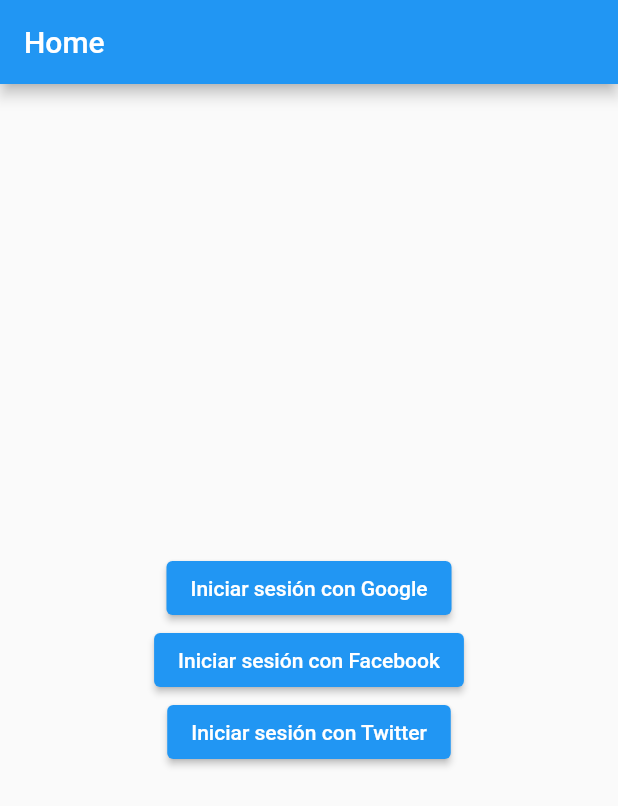
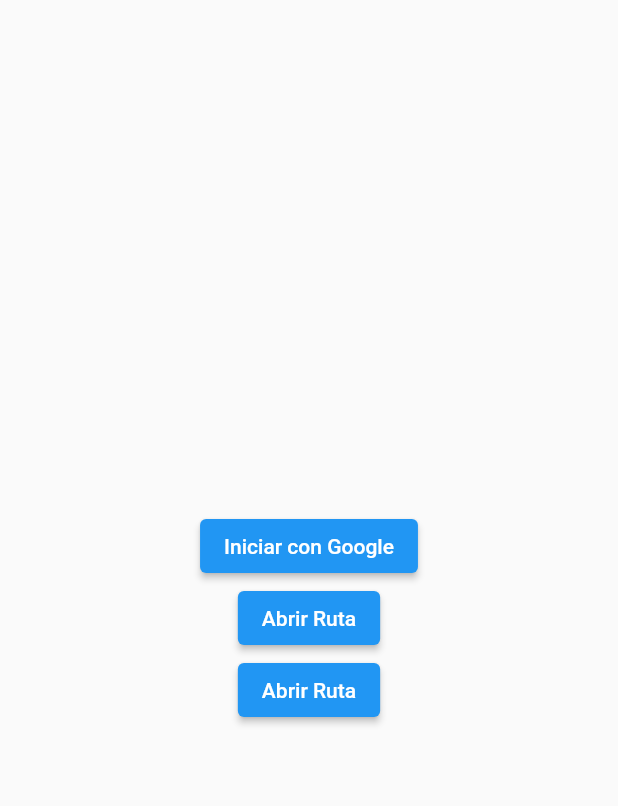
Before and after one commit to IsabelGallego/Autenticacion, a Flutter app: the screen it shows after launch, on a phone screen of 412 x 824 dp. Shown: the top 806 px of the screen. Run offline on Flutter 3.47's test engine with Material 2 defaults, Android fonts, the phone set to English and light mode, and no system bars; our stand-ins replace firebase_auth, firebase_core, google_sign_in; accounts and stored records are empty.

Commit message:
login google

```diff
--- a/lib/main.dart
+++ b/lib/main.dart
@@ -1,103 +1,67 @@
 import 'package:flutter/material.dart';
+import 'package:autenticacion/services/firebase_service.dart';
+import 'package:autenticacion/home/home.dart';
 
-void main() => runApp(MyApp());
-
-class MyApp extends StatelessWidget {
-  @override
-  Widget build(BuildContext context) {
-    return MaterialApp(
-      title: 'Flutter Demo',
-      theme: ThemeData(
-        primarySwatch: Colors.blue,
-      ),
-      home: login(),
-    );
-  }
+void main() {
+  runApp(const MaterialApp(
+    title: 'Navigation Basics',
+    home: FirstRoute(),
+  ));
 }
 
-class login extends StatelessWidget {
+class FirstRoute extends StatelessWidget {
+  const FirstRoute({super.key});
+
   @override
   Widget build(BuildContext context) {
     return Scaffold(
-      appBar: AppBar(
-        title: Text('Home'),
-      ),
-      body: Center(
-        child: Column(
+        body: Column(
+      mainAxisAlignment: MainAxisAlignment.center,
+      crossAxisAlignment: CrossAxisAlignment.center,
+      children: [
+        Center(
+            child: FutureBuilder(
+          future: FirebaseService.firebaseIni(),
+          builder: (context, snapshot) {
+            if (snapshot.connectionState == ConnectionState.done) {
+              return Column(
                 mainAxisAlignment: MainAxisAlignment.center,
                 children: [
                   ElevatedButton(
+                      onPressed: () async {
+                        await FirebaseService.signInWithGoogle();
+                      },
+                      child: Text("Iniciar con Google"))
+                ],
+              );
+            } else {
+              return const CircularProgressIndicator();
+            }
+          },
+        )),
+        Center(
+          child: ElevatedButton(
+            child: const Text('Abrir Ruta'),
             onPressed: () {
               Navigator.push(
                 context,
-                  MaterialPageRoute(builder: (context) => Google()),
+                MaterialPageRoute(builder: (context) => const HomeScreen()),
               );
             },
-              child: Text('Iniciar sesión con Google'),
           ),
-            ElevatedButton(
+        ),
+        Center(
+          child: ElevatedButton(
+            child: const Text('Abrir Ruta'),
             onPressed: () {
               Navigator.push(
                 context,
-                  MaterialPageRoute(builder: (context) => Facebook()),
+                MaterialPageRoute(builder: (context) => const HomeScreen()),
               );
             },
-              child: Text('Iniciar sesión con Facebook'),
           ),
-            ElevatedButton(
-              onPressed: () {
-                Navigator.push(
-                  context,
-                  MaterialPageRoute(builder: (context) => Twitter()),
-                );
-              },
-              child: Text('Iniciar sesión con Twitter'),
         ),
       ],
-        ),
-      ),
-    );
+    ));
   }
 }
-
-class Google extends StatelessWidget {
-  @override
-  Widget build(BuildContext context) {
-    return Scaffold(
-      appBar: AppBar(
-        title: Text('Home'),
-      ),
-      body: Center(
-        child: Text('Home Google'),
-      ),
-    );
-  }
-}
-
-class Facebook extends StatelessWidget {
-  @override
-  Widget build(BuildContext context) {
-    return Scaffold(
-      appBar: AppBar(
-        title: Text('Home'),
-      ),
-      body: Center(
-        child: Text('Home Facebook'),
-      ),
-    );
-  }
-}
-
-class Twitter extends StatelessWidget {
-  @override
-  Widget build(BuildContext context) {
-    return Scaffold(
-      appBar: AppBar(
-        title: Text('Home'),
-      ),
-      body: Center(
-        child: Text('Home Twitter'),
-      ),
-    );
-  }
-}
--- /dev/null
+++ b/lib/services/firebase_service.dart
@@ -0,0 +1,39 @@
+import 'package:firebase_auth/firebase_auth.dart';
+import 'package:firebase_core/firebase_core.dart';
+import 'package:google_sign_in/google_sign_in.dart';
+
+class FirebaseService {
+  static firebaseIni() async {
+    try {
+    FirebaseApp app = await Firebase.initializeApp();
+    return app;
+    } catch (e) {
+      return null;
+    }
+ }
+
+
+
+  static Future<User?> signInWithGoogle() async {
+    try {
+  // Trigger the authentication flow
+  final GoogleSignInAccount? googleUser = await GoogleSignIn().signIn();
+
+  // Obtain the auth details from the request
+  final GoogleSignInAuthentication? googleAuth = await googleUser?.authentication;
+
+  // Create a new credential
+  final credential = GoogleAuthProvider.credential(
+    accessToken: googleAuth?.accessToken,
+    idToken: googleAuth?.idToken,
+  );
+
+  // Once signed in, return the UserCredential
+  UserCredential userCredential = await FirebaseAuth.instance.signInWithCredential(credential);
+
+  return userCredential.user;
+    } catch (e) {
+      return null;
+    }
+}
+}
--- a/pubspec.yaml
+++ b/pubspec.yaml
@@ -35,6 +35,9 @@
   # The following adds the Cupertino Icons font to your application.
   # Use with the CupertinoIcons class for iOS style icons.
   cupertino_icons: ^1.0.2
+  google_sign_in: ^6.1.0
+  firebase_core: ^2.11.0
+  firebase_auth: ^4.5.0
 
 dev_dependencies:
   flutter_test:
@@ -46,6 +49,7 @@
   # package. See that file for information about deactivating specific lint
   # rules and activating additional ones.
   flutter_lints: ^2.0.0
+  google_sign_in: ^6.1.0
 
 # For information on the generic Dart part of this file, see the
 # following page: https://dart.dev/tools/pub/pubspec
```
Also changed, not shown: lib/home/home.dart (added, +22 -0 lines), pubspec.lock, 7 other files. Lines whose indentation alone changed are shown as unchanged.
